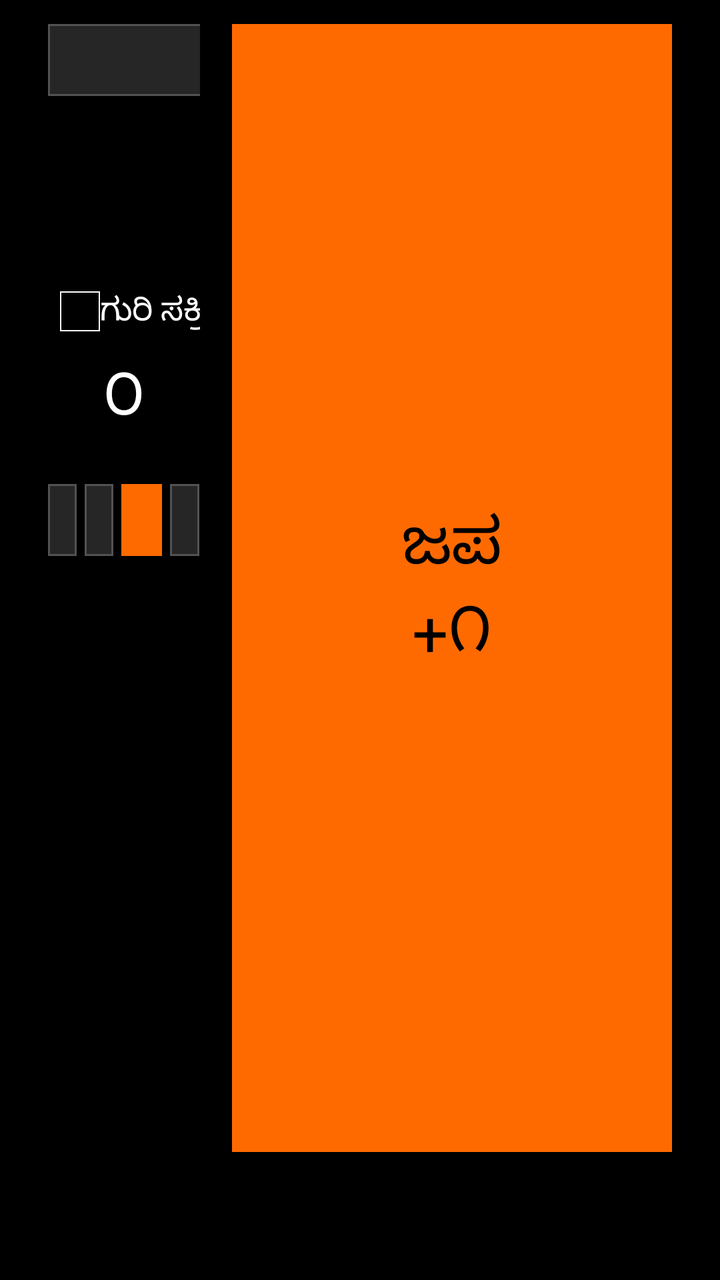
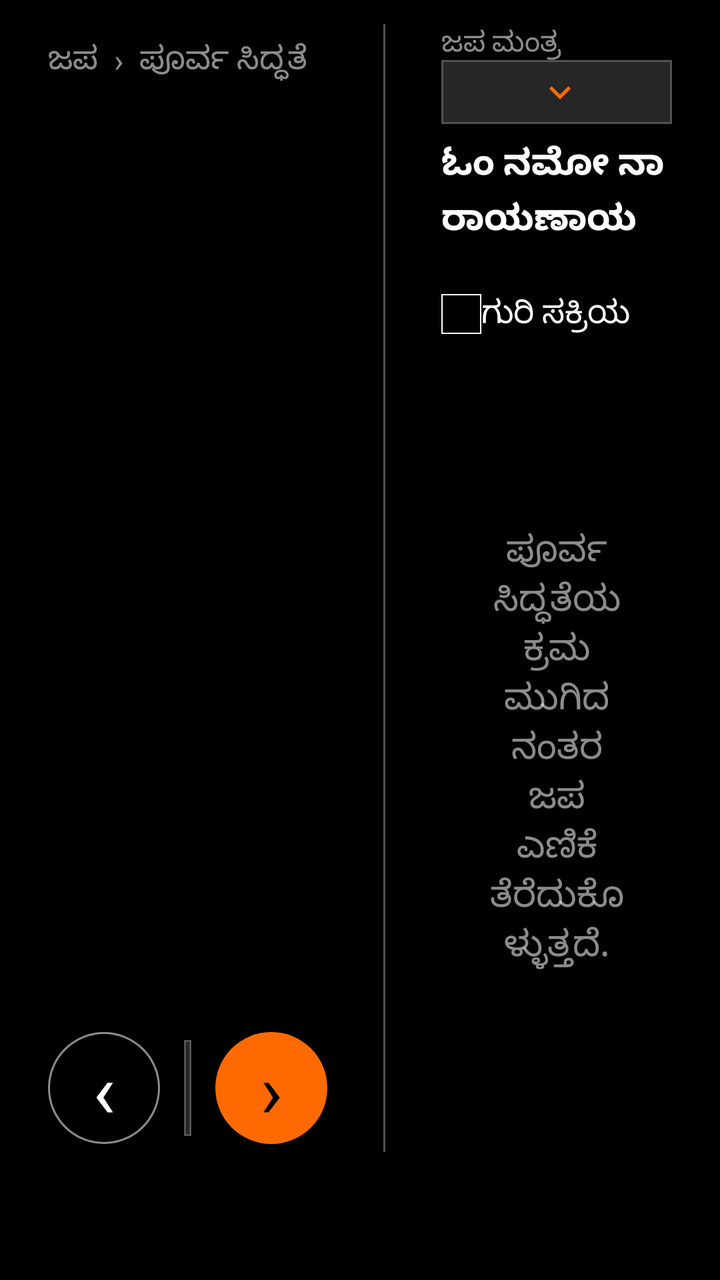

Before-and-after screenshots of an Android layout around one commit, followed by the original layout XML and the change that was made.
<!-- AndroidManifest.xml: application theme Theme.PaperDesk -->
<!-- res/layout/page_japa.xml -->
<?xml version="1.0" encoding="utf-8"?>
<LinearLayout xmlns:android="http://schemas.android.com/apk/res/android"
    android:layout_width="match_parent" android:layout_height="match_parent"
    android:background="@color/black" android:orientation="horizontal"
    android:paddingLeft="@dimen/page_pad_h" android:paddingTop="@dimen/page_pad_top"
    android:paddingRight="@dimen/page_pad_h" android:paddingBottom="@dimen/footer_bar">

    <LinearLayout android:layout_width="0dp" android:layout_height="match_parent"
        android:layout_weight="1" android:orientation="vertical" android:paddingRight="@dimen/space_16">

        <TextView android:id="@+id/japaTitle" style="@style/Desk.Title"
            android:layout_width="1dp" android:layout_height="1dp" android:visibility="gone" />

        <LinearLayout android:layout_width="match_parent" android:layout_height="36dp"
            android:gravity="center_vertical" android:orientation="horizontal">
            <TextView android:id="@+id/japaRitualTitle" style="@style/Desk.Meta"
                android:layout_width="0dp" android:layout_height="match_parent" android:layout_weight="1"
                android:gravity="center_vertical" android:text="ಜಪ  ›  ಜಪದ ಕ್ರಮ" android:textColor="@color/white_55" />
            <Spinner android:id="@+id/japaRitual" android:layout_width="220dp" android:layout_height="36dp"
                android:background="@drawable/bg_dropdown" android:popupBackground="@color/surface_2" android:spinnerMode="dropdown" />
            <Spinner android:id="@+id/japaProfile" android:layout_width="200dp" android:layout_height="36dp"
                android:layout_marginLeft="@dimen/space_8" android:background="@drawable/bg_dropdown"
                android:popupBackground="@color/surface_2" android:spinnerMode="dropdown" />
        </LinearLayout>

        <TextView android:id="@+id/japaProfileMeta" style="@style/Desk.Meta"
            android:layout_width="match_parent" android:layout_height="wrap_content" android:visibility="gone" />
        <TextView android:id="@+id/japaSankalpa" style="@style/Desk.Body2"
            android:layout_width="match_parent" android:layout_height="wrap_content" android:layout_marginTop="@dimen/space_4"
            android:ellipsize="end" android:maxLines="1" android:textColor="@color/accent" />
        <TextView android:id="@+id/japaRitualBody" style="@style/Desk.Body2"
            android:layout_width="match_parent" android:layout_height="60dp" android:layout_marginTop="@dimen/space_4"
            android:ellipsize="end" android:gravity="center_vertical" android:lineSpacingExtra="1dp"
            android:maxLines="3" android:textColor="@color/white_70" android:textSize="15sp" />

        <LinearLayout android:layout_width="match_parent" android:layout_height="36dp" android:orientation="horizontal">
            <Spinner android:id="@+id/japaMantra" android:layout_width="0dp" android:layout_height="match_parent"
                android:layout_weight="1" android:background="@drawable/bg_dropdown"
                android:popupBackground="@color/surface_2" android:spinnerMode="dropdown" />
            <CheckBox android:id="@+id/japaTargetEnabled" style="@style/Desk.Check"
                android:layout_width="132dp" android:layout_height="match_parent" android:layout_marginLeft="6dp"
                android:gravity="center_vertical" android:text="ಗುರಿ ಸಕ್ರಿಯ" android:textColor="@color/white" android:textSize="16sp" />
            <EditText android:id="@+id/japaTarget" android:layout_width="104dp" android:layout_height="match_parent"
                android:layout_marginLeft="4dp" android:background="@drawable/bg_input" android:hint="ಗುರಿ"
                android:inputType="number" android:maxLength="18" android:padding="8dp" android:singleLine="true"
                android:textColor="@color/white" android:textColorHint="@color/white_55" android:textSize="18sp" />
        </LinearLayout>

        <TextView android:id="@+id/japaCurrent" android:layout_width="match_parent" android:layout_height="wrap_content"
            android:layout_marginTop="@dimen/space_4" android:gravity="center" android:text="೦"
            android:textColor="@color/white" android:textSize="30sp" />
        <TextView android:id="@+id/japaProgress" style="@style/Desk.Meta"
            android:layout_width="match_parent" android:layout_height="wrap_content" android:gravity="center" />

        <LinearLayout android:layout_width="match_parent" android:layout_height="36dp"
            android:layout_marginTop="@dimen/space_4" android:orientation="horizontal">
            <TextView android:id="@+id/japa108" style="@style/Desk.Button" android:layout_width="0dp" android:layout_height="match_parent" android:layout_weight="1" android:gravity="center" android:text="+೧೦೮" android:textSize="18sp" />
            <TextView android:id="@+id/japaUndo" style="@style/Desk.Button" android:layout_width="0dp" android:layout_height="match_parent" android:layout_marginLeft="4dp" android:layout_weight="1" android:contentDescription="ಒಂದು ಎಣಿಕೆ ಹಿಂದಕ್ಕೆ" android:gravity="center" android:text="−೧" android:textSize="18sp" />
            <TextView android:id="@+id/japaComplete" style="@style/Desk.Button.Accent" android:layout_width="0dp" android:layout_height="match_parent" android:layout_marginLeft="4dp" android:layout_weight="1.4" android:contentDescription="ಜಪ ಅವಧಿ ದಾಖಲಿಸು" android:gravity="center" android:text="ದಾಖಲಿಸು" android:textSize="18sp" />
            <TextView android:id="@+id/japaReset" style="@style/Desk.Button" android:layout_width="0dp" android:layout_height="match_parent" android:layout_marginLeft="4dp" android:layout_weight="1" android:contentDescription="ಪ್ರಸ್ತುತ ಜಪ ಎಣಿಕೆಯನ್ನು ಮರುಹೊಂದಿಸು" android:gravity="center" android:text="ಶೂನ್ಯ" android:textSize="18sp" />
        </LinearLayout>
        <TextView android:id="@+id/japaSessions" style="@style/Desk.Meta"
            android:layout_width="match_parent" android:layout_height="wrap_content" android:layout_marginTop="@dimen/space_4" android:gravity="end" />
    </LinearLayout>

    <TextView android:id="@+id/japaTap" style="@style/Desk.Button.Accent"
        android:layout_width="220dp" android:layout_height="match_parent" android:contentDescription="ಒಂದು ಜಪ ಸೇರಿಸಿ"
        android:gravity="center" android:text="ಜಪ\n+೧" android:textColor="@color/black" android:textSize="32sp" />
</LinearLayout>
<!-- resources referenced by this layout -->
<resources>
  <color name="accent">#FF6A00</color>
  <color name="black">#000000</color>
  <color name="surface_2">#262626</color>
  <color name="white">#FFFFFF</color>
  <color name="white_55">#8CFFFFFF</color>
  <color name="white_70">#B3FFFFFF</color>
  <dimen name="footer_bar">64dp</dimen>
  <dimen name="page_pad_h">24dp</dimen>
  <dimen name="page_pad_top">12dp</dimen>
  <dimen name="space_16">16dp</dimen>
  <dimen name="space_4">4dp</dimen>
  <dimen name="space_8">8dp</dimen>
  <style name="Desk.Body2" parent="Desk">
          <item name="android:textSize">@dimen/type_body2</item>
          <item name="android:fontWeight">400</item>
          <item name="android:textStyle">normal</item>
          <item name="android:textColor">@color/white_70</item>
      </style>
  <style name="Desk.Button.Accent" parent="Desk.Button">
          <item name="android:textColor">@color/black</item>
          <item name="android:background">@drawable/bg_btn_primary</item>
          <item name="android:fontWeight">600</item>
          <item name="android:textStyle">normal</item>
      </style>
  <style name="Desk.Check" parent="Widget.AppCompat.CompoundButton.CheckBox">
          <item name="android:button">@drawable/bg_checkbox</item>
      </style>
  <style name="Desk.Meta" parent="Desk">
          <item name="android:textSize">@dimen/type_meta</item>
          <item name="android:fontWeight">400</item>
          <item name="android:textStyle">normal</item>
          <item name="android:textColor">@color/white_55</item>
      </style>
  <style name="Desk.Title" parent="Desk">
          <item name="android:textSize">@dimen/type_title</item>
          <item name="android:fontWeight">600</item>
          <item name="android:textStyle">normal</item>
          <item name="android:textColor">@color/white</item>
      </style>
  <dimen name="stroke_standard">1dp</dimen>
  <style name="Desk">
          <item name="android:fontFamily">sans-serif</item>
          <item name="android:textColor">@color/white</item>
      </style>
  <dimen name="type_body2">16sp</dimen>
  <dimen name="btn_h">44dp</dimen>
  <dimen name="type_btn">16sp</dimen>
  <!-- drawable bg_btn_primary (drawable) -->
  <?xml version="1.0" encoding="utf-8"?>
  <ripple xmlns:android="http://schemas.android.com/apk/res/android"
      android:color="@color/white">
      <item>
          <shape android:shape="rectangle">
              <solid android:color="@color/accent" />
          </shape>
      </item>
  </ripple>
  <dimen name="type_meta">14sp</dimen>
  <dimen name="type_title">24sp</dimen>
  <color name="carbon_support_error">#FA4D56</color>
  <color name="carbon_gray_80">#393939</color>
  <style name="ShapeAppearance.PaperDesk" parent="ShapeAppearance.MaterialComponents">
          <item name="cornerFamily">rounded</item>
          <item name="cornerSize">0dp</item>
      </style>
  <color name="accent_70">#B3FF6A00</color>
  <color name="divider">#525252</color>
  <dimen name="check">20dp</dimen>
  <dimen name="stroke">0.5dp</dimen>
  <dimen name="touch">48dp</dimen>
  <dimen name="stroke_hairline">0.5dp</dimen>
  <style name="Desk.DialogButton.Positive" parent="Desk.DialogButton">
          <item name="android:textColor">@color/accent</item>
      </style>
  <style name="Desk.DialogButton.Negative" parent="Desk.DialogButton">
          <item name="android:textColor">@color/white_70</item>
      </style>
  <style name="Desk.DialogButton" parent="Widget.AppCompat.Button.ButtonBar.AlertDialog">
          <item name="android:background">@color/black</item>
          <item name="android:minHeight">48dp</item>
          <item name="android:textSize">18sp</item>
      </style>
  <!-- unchanged entries left out for length: 13 -->
</resources>

<!-- the commit's change to res/layout/page_japa.xml (unified diff, before → after) -->
@@ -1,69 +1,144 @@
 <?xml version="1.0" encoding="utf-8"?>
 <LinearLayout xmlns:android="http://schemas.android.com/apk/res/android"
-    android:layout_width="match_parent" android:layout_height="match_parent"
-    android:background="@color/black" android:orientation="horizontal"
-    android:paddingLeft="@dimen/page_pad_h" android:paddingTop="@dimen/page_pad_top"
-    android:paddingRight="@dimen/page_pad_h" android:paddingBottom="@dimen/footer_bar">
+    android:layout_width="match_parent"
+    android:layout_height="match_parent"
+    android:background="@color/black"
+    android:orientation="horizontal"
+    android:paddingLeft="@dimen/page_pad_h"
+    android:paddingTop="@dimen/page_pad_top"
+    android:paddingRight="@dimen/page_pad_h"
+    android:paddingBottom="@dimen/footer_bar">
 
-    <LinearLayout android:layout_width="0dp" android:layout_height="match_parent"
-        android:layout_weight="1" android:orientation="vertical" android:paddingRight="@dimen/space_16">
+    <LinearLayout
+        android:layout_width="0dp"
+        android:layout_height="match_parent"
+        android:layout_weight="1.08"
+        android:orientation="vertical"
+        android:paddingRight="28dp">
 
         <TextView android:id="@+id/japaTitle" style="@style/Desk.Title"
             android:layout_width="1dp" android:layout_height="1dp" android:visibility="gone" />
 
-        <LinearLayout android:layout_width="match_parent" android:layout_height="36dp"
+        <TextView android:id="@+id/japaRitualTitle" style="@style/Desk.Meta"
+            android:layout_width="match_parent" android:layout_height="36dp"
+            android:gravity="center_vertical" android:text="ಜಪ  ›  ಪೂರ್ವ ಸಿದ್ಧತೆ"
+            android:textColor="@color/white_55" android:textSize="16sp" />
+
+        <TextView android:id="@+id/japaRitualStep"
+            android:layout_width="match_parent" android:layout_height="wrap_content"
+            android:layout_marginTop="16dp" android:fontWeight="600"
+            android:textColor="@color/white" android:textSize="26sp" />
+
+        <TextView android:id="@+id/japaRitualBody" style="@style/Desk.Body2"
+            android:layout_width="match_parent" android:layout_height="0dp" android:layout_weight="1"
+            android:layout_marginTop="16dp" android:lineSpacingExtra="5dp"
+            android:textColor="@color/white_70" android:textSize="19sp" />
+
+        <LinearLayout android:layout_width="match_parent" android:layout_height="64dp"
             android:gravity="center_vertical" android:orientation="horizontal">
-            <TextView android:id="@+id/japaRitualTitle" style="@style/Desk.Meta"
-                android:layout_width="0dp" android:layout_height="match_parent" android:layout_weight="1"
-                android:gravity="center_vertical" android:text="ಜಪ  ›  ಜಪದ ಕ್ರಮ" android:textColor="@color/white_55" />
-            <Spinner android:id="@+id/japaRitual" android:layout_width="220dp" android:layout_height="36dp"
-                android:background="@drawable/bg_dropdown" android:popupBackground="@color/surface_2" android:spinnerMode="dropdown" />
-            <Spinner android:id="@+id/japaProfile" android:layout_width="200dp" android:layout_height="36dp"
-                android:layout_marginLeft="@dimen/space_8" android:background="@drawable/bg_dropdown"
-                android:popupBackground="@color/surface_2" android:spinnerMode="dropdown" />
+            <TextView android:id="@+id/japaRitualBack"
+                android:layout_width="56dp" android:layout_height="56dp" android:background="@drawable/bg_circle"
+                android:contentDescription="ಹಿಂದಿನ ಜಪ ಕ್ರಮ" android:gravity="center" android:text="‹"
+                android:textColor="@color/white" android:textSize="38sp" />
+            <Spinner android:id="@+id/japaRitual"
+                android:layout_width="0dp" android:layout_height="48dp" android:layout_weight="1"
+                android:layout_marginLeft="12dp" android:layout_marginRight="12dp"
+                android:background="@drawable/bg_dropdown" android:popupBackground="@color/surface_2"
+                android:spinnerMode="dropdown" />
+            <TextView android:id="@+id/japaRitualNext"
+                android:layout_width="56dp" android:layout_height="56dp" android:background="@drawable/bg_circle_fill"
+                android:contentDescription="ಮುಂದಿನ ಜಪ ಕ್ರಮ" android:gravity="center" android:text="›"
+                android:textColor="@color/black" android:textSize="38sp" />
         </LinearLayout>
+    </LinearLayout>
 
-        <TextView android:id="@+id/japaProfileMeta" style="@style/Desk.Meta"
-            android:layout_width="match_parent" android:layout_height="wrap_content" android:visibility="gone" />
-        <TextView android:id="@+id/japaSankalpa" style="@style/Desk.Body2"
-            android:layout_width="match_parent" android:layout_height="wrap_content" android:layout_marginTop="@dimen/space_4"
-            android:ellipsize="end" android:maxLines="1" android:textColor="@color/accent" />
-        <TextView android:id="@+id/japaRitualBody" style="@style/Desk.Body2"
-            android:layout_width="match_parent" android:layout_height="60dp" android:layout_marginTop="@dimen/space_4"
-            android:ellipsize="end" android:gravity="center_vertical" android:lineSpacingExtra="1dp"
-            android:maxLines="3" android:textColor="@color/white_70" android:textSize="15sp" />
+    <View android:layout_width="1dp" android:layout_height="match_parent" android:background="@color/divider" />
 
-        <LinearLayout android:layout_width="match_parent" android:layout_height="36dp" android:orientation="horizontal">
-            <Spinner android:id="@+id/japaMantra" android:layout_width="0dp" android:layout_height="match_parent"
-                android:layout_weight="1" android:background="@drawable/bg_dropdown"
-                android:popupBackground="@color/surface_2" android:spinnerMode="dropdown" />
+    <LinearLayout android:layout_width="0dp" android:layout_height="match_parent"
+        android:layout_weight="0.92" android:orientation="vertical" android:paddingLeft="28dp">
+
+        <TextView style="@style/Desk.Meta" android:layout_width="match_parent" android:layout_height="18dp"
+            android:gravity="center_vertical" android:text="ಜಪ ಮಂತ್ರ" android:textColor="@color/white_55" />
+
+        <Spinner android:id="@+id/japaMantra" android:layout_width="match_parent" android:layout_height="32dp"
+            android:background="@drawable/bg_dropdown" android:popupBackground="@color/surface_2"
+            android:spinnerMode="dropdown" />
+
+        <TextView android:id="@+id/japaMantraName"
+            android:layout_width="match_parent" android:layout_height="60dp" android:layout_marginTop="4dp"
+            android:autoSizeMaxTextSize="25sp" android:autoSizeMinTextSize="14sp"
+            android:autoSizeStepGranularity="1sp" android:autoSizeTextType="uniform"
+            android:fontWeight="700" android:gravity="center_vertical" android:lineSpacingExtra="3dp"
+            android:maxLines="3" android:text="ಓಂ ನಮೋ ನಾರಾಯಣಾಯ" android:textColor="@color/white"
+            android:textSize="25sp" android:textStyle="bold" />
+
+        <TextView android:id="@+id/japaMantraNote" style="@style/Desk.Meta"
+            android:layout_width="match_parent" android:layout_height="16dp"
+            android:gravity="center_vertical" android:textColor="@color/carbon_support_warning"
+            android:textSize="13sp" android:visibility="invisible" />
+
+        <LinearLayout android:layout_width="match_parent" android:layout_height="30dp"
+            android:gravity="center_vertical" android:orientation="horizontal">
             <CheckBox android:id="@+id/japaTargetEnabled" style="@style/Desk.Check"
-                android:layout_width="132dp" android:layout_height="match_parent" android:layout_marginLeft="6dp"
-                android:gravity="center_vertical" android:text="ಗುರಿ ಸಕ್ರಿಯ" android:textColor="@color/white" android:textSize="16sp" />
-            <EditText android:id="@+id/japaTarget" android:layout_width="104dp" android:layout_height="match_parent"
-                android:layout_marginLeft="4dp" android:background="@drawable/bg_input" android:hint="ಗುರಿ"
-                android:inputType="number" android:maxLength="18" android:padding="8dp" android:singleLine="true"
+                android:layout_width="144dp" android:layout_height="match_parent" android:gravity="center_vertical"
+                android:text="ಗುರಿ ಸಕ್ರಿಯ" android:textColor="@color/white" android:textSize="16sp" />
+            <EditText android:id="@+id/japaTarget"
+                android:layout_width="124dp" android:layout_height="30dp" android:layout_marginLeft="8dp"
+                android:background="@drawable/bg_input" android:hint="ಗುರಿ" android:inputType="number"
+                android:maxLength="18" android:padding="8dp" android:singleLine="true"
                 android:textColor="@color/white" android:textColorHint="@color/white_55" android:textSize="18sp" />
         </LinearLayout>
 
-        <TextView android:id="@+id/japaCurrent" android:layout_width="match_parent" android:layout_height="wrap_content"
-            android:layout_marginTop="@dimen/space_4" android:gravity="center" android:text="೦"
-            android:textColor="@color/white" android:textSize="30sp" />
-        <TextView android:id="@+id/japaProgress" style="@style/Desk.Meta"
-            android:layout_width="match_parent" android:layout_height="wrap_content" android:gravity="center" />
+        <TextView android:id="@+id/japaWaiting"
+            android:layout_width="match_parent" android:layout_height="0dp" android:layout_weight="1"
+            android:gravity="center" android:paddingLeft="24dp" android:paddingRight="24dp"
+            android:text="ಪೂರ್ವ ಸಿದ್ಧತೆಯ ಕ್ರಮ ಮುಗಿದ ನಂತರ ಜಪ ಎಣಿಕೆ ತೆರೆದುಕೊಳ್ಳುತ್ತದೆ."
+            android:textColor="@color/white_55" android:textSize="18sp" />
 
-        <LinearLayout android:layout_width="match_parent" android:layout_height="36dp"
-            android:layout_marginTop="@dimen/space_4" android:orientation="horizontal">
-            <TextView android:id="@+id/japa108" style="@style/Desk.Button" android:layout_width="0dp" android:layout_height="match_parent" android:layout_weight="1" android:gravity="center" android:text="+೧೦೮" android:textSize="18sp" />
-            <TextView android:id="@+id/japaUndo" style="@style/Desk.Button" android:layout_width="0dp" android:layout_height="match_parent" android:layout_marginLeft="4dp" android:layout_weight="1" android:contentDescription="ಒಂದು ಎಣಿಕೆ ಹಿಂದಕ್ಕೆ" android:gravity="center" android:text="−೧" android:textSize="18sp" />
-            <TextView android:id="@+id/japaComplete" style="@style/Desk.Button.Accent" android:layout_width="0dp" android:layout_height="match_parent" android:layout_marginLeft="4dp" android:layout_weight="1.4" android:contentDescription="ಜಪ ಅವಧಿ ದಾಖಲಿಸು" android:gravity="center" android:text="ದಾಖಲಿಸು" android:textSize="18sp" />
-            <TextView android:id="@+id/japaReset" style="@style/Desk.Button" android:layout_width="0dp" android:layout_height="match_parent" android:layout_marginLeft="4dp" android:layout_weight="1" android:contentDescription="ಪ್ರಸ್ತುತ ಜಪ ಎಣಿಕೆಯನ್ನು ಮರುಹೊಂದಿಸು" android:gravity="center" android:text="ಶೂನ್ಯ" android:textSize="18sp" />
+        <LinearLayout android:id="@+id/japaCounterPane"
+            android:layout_width="match_parent" android:layout_height="0dp" android:layout_weight="1"
+            android:gravity="center_horizontal" android:orientation="vertical" android:visibility="gone">
+            <TextView android:id="@+id/japaCurrent"
+                android:layout_width="match_parent" android:layout_height="26dp" android:gravity="center"
+                android:text="೦" android:textColor="@color/white" android:textSize="24sp" />
+            <TextView android:id="@+id/japaProgress" style="@style/Desk.Meta"
+                android:layout_width="match_parent" android:layout_height="16dp" android:gravity="center"
+                android:textSize="13sp" />
+            <LinearLayout android:layout_width="match_parent" android:layout_height="96dp"
+                android:gravity="center" android:orientation="horizontal">
+                <TextView android:id="@+id/japaTap"
+                    android:layout_width="90dp" android:layout_height="90dp" android:background="@drawable/bg_circle_fill"
+                    android:contentDescription="ಒಂದು ಜಪ ಸೇರಿಸಿ" android:fontWeight="700" android:gravity="center"
+                    android:text="ಜಪ\n+೧" android:textColor="@color/black" android:textSize="21sp" />
+                <LinearLayout android:layout_width="96dp" android:layout_height="92dp"
+                    android:layout_marginLeft="18dp" android:gravity="center" android:orientation="vertical">
+                    <LinearLayout android:layout_width="match_parent" android:layout_height="42dp"
+                        android:gravity="center" android:orientation="horizontal">
+                        <TextView android:id="@+id/japa108"
+                            android:layout_width="40dp" android:layout_height="40dp" android:background="@drawable/bg_circle"
+                            android:contentDescription="ನೂರ ಎಂಟು ಜಪ ಸೇರಿಸಿ" android:gravity="center" android:text="+೧೦೮"
+                            android:textColor="@color/white" android:textSize="11sp" />
+                        <TextView android:id="@+id/japaUndo"
+                            android:layout_width="40dp" android:layout_height="40dp" android:layout_marginLeft="10dp"
+                            android:background="@drawable/bg_circle" android:contentDescription="ಒಂದು ಎಣಿಕೆ ಹಿಂದಕ್ಕೆ"
+                            android:gravity="center" android:text="−೧" android:textColor="@color/white" android:textSize="15sp" />
+                    </LinearLayout>
+                    <LinearLayout android:layout_width="match_parent" android:layout_height="42dp"
+                        android:layout_marginTop="6dp" android:gravity="center" android:orientation="horizontal">
+                        <TextView android:id="@+id/japaComplete"
+                            android:layout_width="40dp" android:layout_height="40dp" android:background="@drawable/bg_circle_fill"
+                            android:contentDescription="ಜಪ ಅವಧಿ ದಾಖಲಿಸು" android:gravity="center" android:text="✓"
+                            android:textColor="@color/black" android:textSize="20sp" />
+                        <TextView android:id="@+id/japaReset"
+                            android:layout_width="40dp" android:layout_height="40dp" android:layout_marginLeft="10dp"
+                            android:background="@drawable/bg_circle" android:contentDescription="ಪ್ರಸ್ತುತ ಜಪ ಎಣಿಕೆಯನ್ನು ಮರುಹೊಂದಿಸು"
+                            android:gravity="center" android:text="↺" android:textColor="@color/white" android:textSize="19sp" />
+                    </LinearLayout>
+                </LinearLayout>
+            </LinearLayout>
+            <TextView android:id="@+id/japaSessions" style="@style/Desk.Meta"
+                android:layout_width="match_parent" android:layout_height="16dp" android:gravity="center"
+                android:textSize="13sp" />
         </LinearLayout>
-        <TextView android:id="@+id/japaSessions" style="@style/Desk.Meta"
-            android:layout_width="match_parent" android:layout_height="wrap_content" android:layout_marginTop="@dimen/space_4" android:gravity="end" />
     </LinearLayout>
-
-    <TextView android:id="@+id/japaTap" style="@style/Desk.Button.Accent"
-        android:layout_width="220dp" android:layout_height="match_parent" android:contentDescription="ಒಂದು ಜಪ ಸೇರಿಸಿ"
-        android:gravity="center" android:text="ಜಪ\n+೧" android:textColor="@color/black" android:textSize="32sp" />
 </LinearLayout>
<!-- resource entries referenced after the edit -->
@@ -2,6 +2,7 @@
 <resources>
   <color name="accent">#FF6A00</color>
   <color name="black">#000000</color>
+  <color name="carbon_support_warning">#F1C21B</color>
   <color name="surface_2">#262626</color>
   <color name="white">#FFFFFF</color>
   <color name="white_55">#8CFFFFFF</color>
@@ -9,20 +10,36 @@
   <dimen name="footer_bar">64dp</dimen>
   <dimen name="page_pad_h">24dp</dimen>
   <dimen name="page_pad_top">12dp</dimen>
+  <!-- drawable bg_circle (drawable) -->
+  <?xml version="1.0" encoding="utf-8"?>
+  <ripple xmlns:android="http://schemas.android.com/apk/res/android"
+      android:color="@color/accent">
+      <item>
+          <shape android:shape="oval">
+              <stroke
+                  android:width="@dimen/stroke_standard"
+                  android:color="@color/white_55" />
+              <solid android:color="@android:color/transparent" />
+          </shape>
+      </item>
+  </ripple>
+  <!-- drawable bg_circle_fill (drawable) -->
+  <?xml version="1.0" encoding="utf-8"?>
+  <ripple xmlns:android="http://schemas.android.com/apk/res/android"
+      android:color="@color/white">
+      <item>
+          <shape android:shape="oval">
+              <solid android:color="@color/accent" />
+          </shape>
+      </item>
+  </ripple>
   <dimen name="space_16">16dp</dimen>
-  <dimen name="space_4">4dp</dimen>
   <dimen name="space_8">8dp</dimen>
   <style name="Desk.Body2" parent="Desk">
           <item name="android:textSize">@dimen/type_body2</item>
           <item name="android:fontWeight">400</item>
           <item name="android:textStyle">normal</item>
           <item name="android:textColor">@color/white_70</item>
-      </style>
-  <style name="Desk.Button.Accent" parent="Desk.Button">
-          <item name="android:textColor">@color/black</item>
-          <item name="android:background">@drawable/bg_btn_primary</item>
-          <item name="android:fontWeight">600</item>
-          <item name="android:textStyle">normal</item>
       </style>
   <style name="Desk.Check" parent="Widget.AppCompat.CompoundButton.CheckBox">
           <item name="android:button">@drawable/bg_checkbox</item>
@@ -47,16 +64,6 @@
   <dimen name="type_body2">16sp</dimen>
   <dimen name="btn_h">44dp</dimen>
   <dimen name="type_btn">16sp</dimen>
-  <!-- drawable bg_btn_primary (drawable) -->
-  <?xml version="1.0" encoding="utf-8"?>
-  <ripple xmlns:android="http://schemas.android.com/apk/res/android"
-      android:color="@color/white">
-      <item>
-          <shape android:shape="rectangle">
-              <solid android:color="@color/accent" />
-          </shape>
-      </item>
-  </ripple>
   <dimen name="type_meta">14sp</dimen>
   <dimen name="type_title">24sp</dimen>
   <color name="carbon_support_error">#FA4D56</color>
